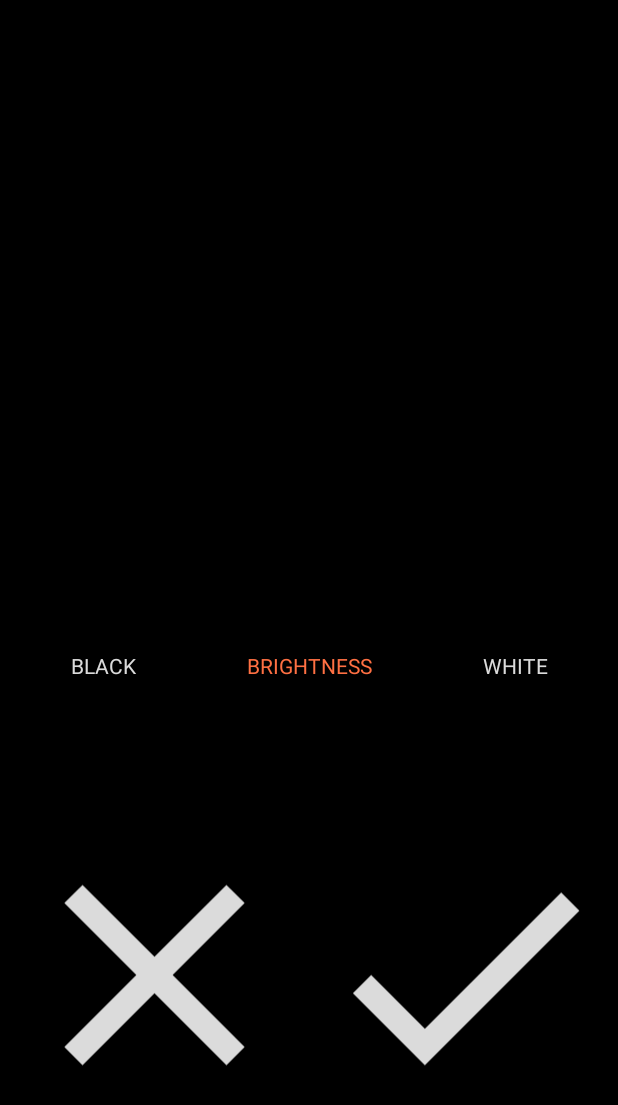
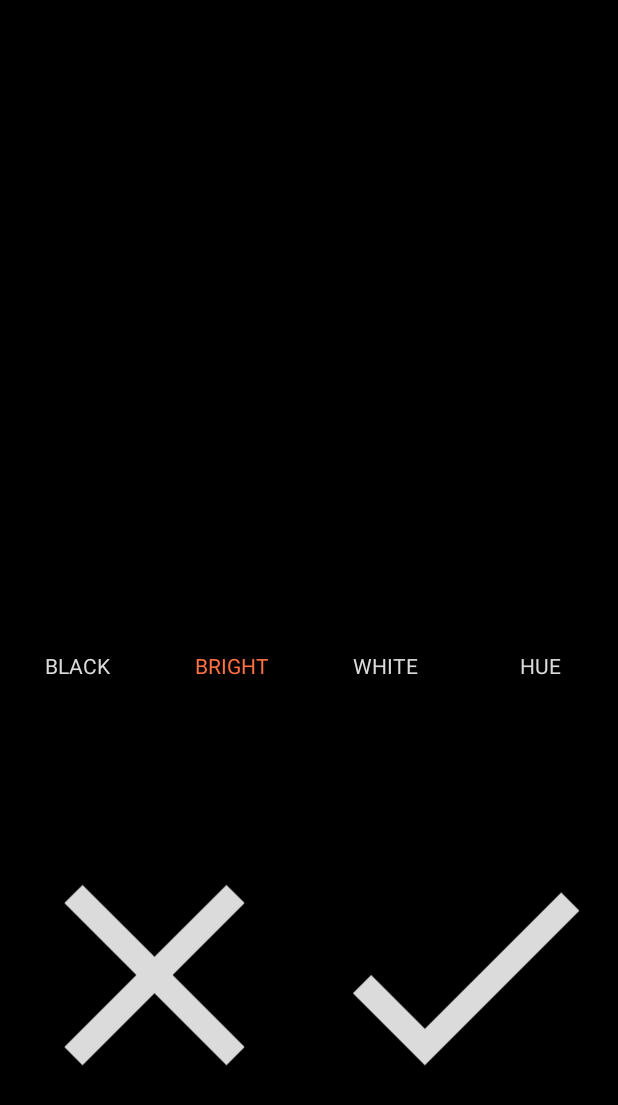
Before and after one commit to vshkl/PXLSRT, an Android app: the layout activity_preview.xml on its own in the app's theme, with its tools: preview values and no code run, on a phone screen of 412 x 824 dp. Shown: the top 1105 px of the screen. Run offline under Robolectric (Android 15) with nearby library versions, the phone set to English and light mode, and no system bars.

Commit message:
Implement hue sorting

```diff
--- a/app/src/main/java/by/vshkl/pxlsrt/mvp/model/SortingMode.java
+++ b/app/src/main/java/by/vshkl/pxlsrt/mvp/model/SortingMode.java
@@ -3,5 +3,6 @@ package by.vshkl.pxlsrt.mvp.model;
 public enum SortingMode {
     BLACK,
     BRIGHTNESS,
-    WHITE
+    WHITE,
+    HUE
 }
--- a/app/src/main/java/by/vshkl/pxlsrt/ui/activity/PreviewActivity.java
+++ b/app/src/main/java/by/vshkl/pxlsrt/ui/activity/PreviewActivity.java
@@ -74,6 +74,9 @@ public class PreviewActivity extends MvpAppCompatActivity implements PreviewView
             case R.id.rb_white:
                 presenter.setSortingMode(SortingMode.WHITE);
                 break;
+            case R.id.rb_hue:
+                presenter.setSortingMode(SortingMode.HUE);
+                break;
         }
     }
 
--- a/app/src/main/res/layout/activity_preview.xml
+++ b/app/src/main/res/layout/activity_preview.xml
@@ -65,6 +65,20 @@
             android:textSize="14sp"
             />
 
+        <RadioButton
+            android:id="@+id/rb_hue"
+            android:layout_width="0dp"
+            android:layout_height="match_parent"
+            android:layout_gravity="center"
+            android:layout_weight="1"
+            android:button="@null"
+            android:gravity="center"
+            android:text="@string/settings_hue"
+            android:textAllCaps="true"
+            android:textColor="@drawable/color_radio_button"
+            android:textSize="14sp"
+            />
+
     </RadioGroup>
 
     <LinearLayout
--- a/app/src/main/res/values/strings.xml
+++ b/app/src/main/res/values/strings.xml
@@ -1,8 +1,9 @@
 <resources>
     <string name="app_name">PXLSRT</string>
     <string name="settings_black">black</string>
-    <string name="settings_brightness">brightness</string>
+    <string name="settings_brightness">bright</string>
     <string name="settings_white">white</string>
+    <string name="settings_hue">hue</string>
     <string name="message_photo_processing">Image is being processed…</string>
     <string name="message_photo_processed">Image processed in %1$s</string>
     <string name="permission_rationale">CAMERA and READ_EXTERNAL_STORAGE permissions needed to take and store pictures</string>
```
Also changed, not shown: app/src/main/java/by/vshkl/pxlsrt/core/PixelSort.java (+64 -1 lines).
